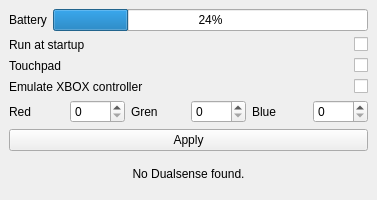
Old version of the form design.ui in the repository Odizinne/makeSense.
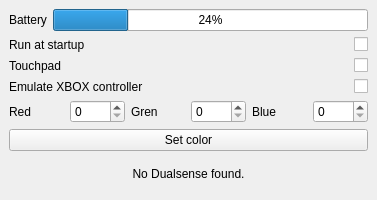
New version of the form.

Patch:
```diff
--- a/design.ui
+++ b/design.ui
@@ -43,7 +43,7 @@
     <item row="6" column="0" colspan="2">
      <widget class="QPushButton" name="applyButton">
       <property name="text">
-       <string>Apply</string>
+       <string>Set color</string>
       </property>
      </widget>
     </item>
```
